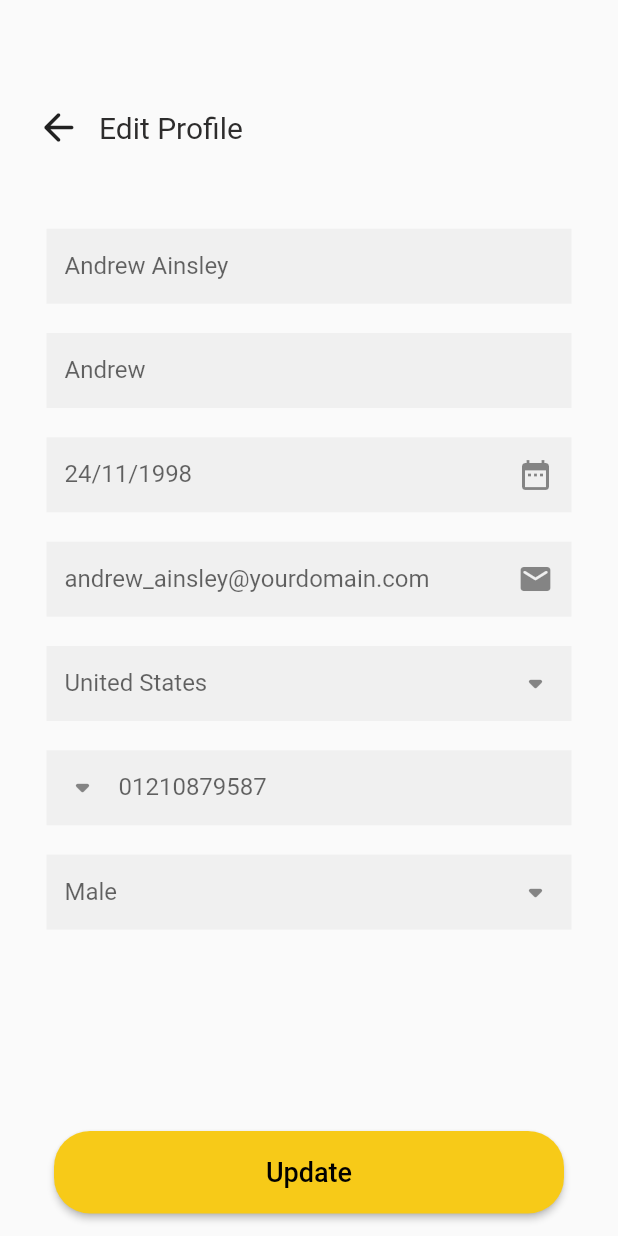
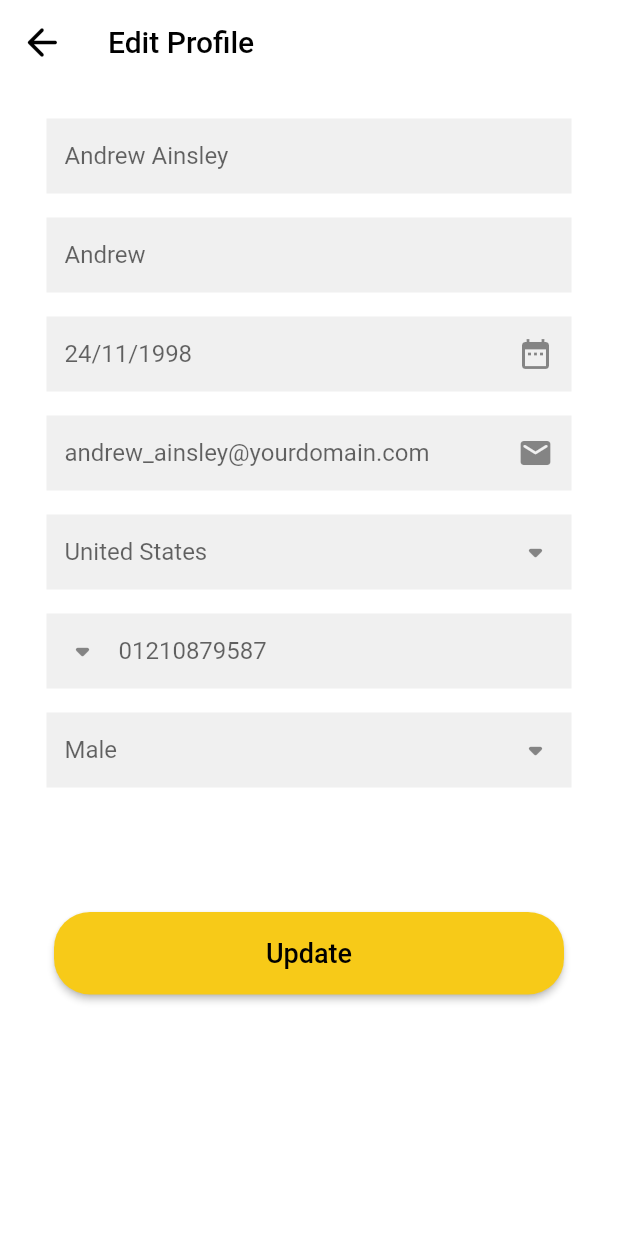
Before and after one commit to Ibrahim72x/hema_is_here, a Flutter app: the screen it shows after launch, on a phone screen of 412 x 824 dp. Run offline on Flutter 3.47's test engine with Material 2 defaults, Android fonts, the phone set to English and light mode, and no system bars; Roboto replaces fonts that are missing (FredokaOne); project files that could hold a hidden picture were left out.

Commit message:
Much better

```diff
--- a/lib/main.dart
+++ b/lib/main.dart
@@ -1,45 +1,39 @@
 import 'package:flutter/material.dart';
 
 void main() {
-  runApp((Spherical()));
+  runApp((EditProfile()));
 }
 
-class Spherical extends StatelessWidget {
-  const Spherical({super.key});
+class EditProfile extends StatelessWidget {
+  const EditProfile({super.key});
   @override
   Widget build(BuildContext context) {
     return MaterialApp(
+        theme: new ThemeData(scaffoldBackgroundColor: Colors.white),
         home: Scaffold(
+            appBar: AppBar(
+              leading: IconButton(
+                onPressed: () {},
+                icon: Icon(
+                    color: Colors.black, size: 30, Icons.arrow_back_rounded),
+              ),
+              title: Text(
+                'Edit Profile',
+                style: TextStyle(color: Colors.black, fontSize: 20),
+              ),
+              elevation: 0.0,
+              backgroundColor: Colors.white,
+            ),
             body: Padding(
               padding: const EdgeInsets.all(15),
-      child: Column( children: [
-          Spacer(
-      flex: 13,
-          ),
+              child: SingleChildScrollView(
+                child: Column(children: [
                   Row(
-      children: [
-        IconButton(
-          onPressed: () {},
-          icon: Icon(size: 30, Icons.arrow_back_rounded),
-        ),
-
-        Padding(
-          padding: const EdgeInsets.only(left: 3),
-          child: Text(
-            "Edit Profile",
-            style: TextStyle(
-                fontSize: 20,
-                color: Color.fromARGB(255, 45, 44, 44),
-                fontFamily: 'FredokaOne'),
-          ),
-        ),
-      ],
-          ),
-          Spacer(
-      flex: 10,
+                    children: [],
                   ),
                   Padding(
-      padding: const EdgeInsets.symmetric(vertical: 8, horizontal: 16),
+                    padding:
+                        const EdgeInsets.symmetric(vertical: 8, horizontal: 16),
                     child: Container(
                       height: 50,
                       color: Color.fromARGB(255, 240, 240, 240),
@@ -53,29 +47,12 @@ class Spherical extends StatelessWidget {
                         onChanged: (value) {
                           print(value);
                         },
-          // Container(
-          //   height: 50,
-          //   color: Color.fromARGB(255, 240, 240, 240),
-          //   child: Row(children: [
-          //     Padding(
-          //       padding: const EdgeInsets.only(left: 8.0),
-          //       child: Text(
-          //         "Full Name",
-          //         style: TextStyle(
-          //             fontSize: 14,
-          //             color: Color.fromARGB(255, 100, 99, 99),
-          //             fontFamily: 'FredokaOne'),
-          //       ),
-          //     )
-          //   ]),
                       ),
                     ),
                   ),
-          Spacer(
-      flex: 1,
-          ),
                   Padding(
-        padding: const EdgeInsets.symmetric(vertical: 8, horizontal: 16),
+                      padding: const EdgeInsets.symmetric(
+                          vertical: 8, horizontal: 16),
                       child: Container(
                           height: 50,
                           color: Color.fromARGB(255, 240, 240, 240),
@@ -86,30 +63,9 @@ class Spherical extends StatelessWidget {
                                   ),
                                   hintText: 'Nickname',
                                   labelText: 'Andrew')))),
-          // Padding(
-          //   padding: const EdgeInsets.symmetric(vertical: 8, horizontal: 16),
-          //   child: Container(
-          //     height: 50,
-          //     color: Color.fromARGB(255, 240, 240, 240),
-          //     child: Row(children: [
-          //       Padding(
-          //         padding: const EdgeInsets.only(left: 8.0),
-          //         child: Text(
-          //           "Nickname",
-          //           style: TextStyle(
-          //               fontSize: 14,
-          //               color: Color.fromARGB(255, 100, 99, 99),
-          //               fontFamily: 'FredokaOne'),
-          //         ),
-          //       )
-          //     ]),
-          //   ),
-          // ),
-          Spacer(
-      flex: 1,
-          ),
                   Padding(
-      padding: const EdgeInsets.symmetric(vertical: 8, horizontal: 16),
+                    padding:
+                        const EdgeInsets.symmetric(vertical: 8, horizontal: 16),
                     child: Container(
                         height: 50,
                         color: Color.fromARGB(255, 240, 240, 240),
@@ -124,11 +80,9 @@ class Spherical extends StatelessWidget {
                               onPressed: () {}, icon: Icon(Icons.date_range)),
                         ))),
                   ),
-          Spacer(
-      flex: 1,
-          ),
                   Padding(
-      padding: const EdgeInsets.symmetric(vertical: 8, horizontal: 16),
+                    padding:
+                        const EdgeInsets.symmetric(vertical: 8, horizontal: 16),
                     child: Container(
                         height: 50,
                         color: Color.fromARGB(255, 240, 240, 240),
@@ -140,15 +94,13 @@ class Spherical extends StatelessWidget {
                           hintText: 'E-mail',
                           labelText: 'andrew_ainsley@yourdomain.com',
                           suffixIcon: IconButton(
-                onPressed: () {}, icon: Icon(Icons.email_rounded)),
+                              onPressed: () {},
+                              icon: Icon(Icons.email_rounded)),
                         ))),
                   ),
-          Spacer(
-      flex: 1,
-          ),
-
                   Padding(
-      padding: const EdgeInsets.symmetric(vertical: 8, horizontal: 16),
+                    padding:
+                        const EdgeInsets.symmetric(vertical: 8, horizontal: 16),
                     child: Container(
                         height: 50,
                         color: Color.fromARGB(255, 240, 240, 240),
@@ -161,14 +113,13 @@ class Spherical extends StatelessWidget {
                           labelText: 'United States',
                           suffixIcon: IconButton(
                               onPressed: () {},
-                icon: Icon(Icons.arrow_drop_down_rounded, size: 30)),
+                              icon: Icon(Icons.arrow_drop_down_rounded,
+                                  size: 30)),
                         ))),
                   ),
-          Spacer(
-      flex: 1,
-          ),
                   Padding(
-      padding: const EdgeInsets.symmetric(vertical: 8, horizontal: 16),
+                    padding:
+                        const EdgeInsets.symmetric(vertical: 8, horizontal: 16),
                     child: Container(
                         height: 50,
                         color: Color.fromARGB(255, 240, 240, 240),
@@ -187,42 +138,9 @@ class Spherical extends StatelessWidget {
                               )),
                         ))),
                   ),
-          // Padding(
-          //   padding: const EdgeInsets.symmetric(vertical: 8, horizontal: 16),
-          //   child: Container(
-          //     height: 50,
-          //     color: Color.fromARGB(255, 240, 240, 240),
-          //     child: Row(children: [
-          //       Padding(
-          //         padding: const EdgeInsets.only(left: 8.0),
-          //         child: Container(
-          //             height: 35,
-          //             width: 35,
-          //             child:
-          //                 Image(image: AssetImage("Images/icons8-egypt-48.svg"))),
-          //       ),
-          //       IconButton(
-          //         onPressed: () {},
-          //         icon: Icon(size: 35, Icons.arrow_drop_down_rounded),
-          //       ),
-          //       Text(
-          //         "Phone Number",
-          //         style: TextStyle(
-          //             fontSize: 14,
-          //             color: Color.fromARGB(255, 100, 99, 99),
-          //             fontFamily: 'FredokaOne'),
-          //       ),
-          //       Spacer(
-          //         flex: 1,
-          //       ),
-          //     ]),
-          //   ),
-          // ),
-          Spacer(
-      flex: 1,
-          ),
                   Padding(
-      padding: const EdgeInsets.symmetric(vertical: 8, horizontal: 16),
+                    padding:
+                        const EdgeInsets.symmetric(vertical: 8, horizontal: 16),
                     child: Container(
                         height: 50,
                         color: Color.fromARGB(255, 240, 240, 240),
@@ -235,37 +153,11 @@ class Spherical extends StatelessWidget {
                           labelText: 'Male',
                           suffixIcon: IconButton(
                               onPressed: () {},
-                icon: Icon(Icons.arrow_drop_down_rounded, size: 30)),
+                              icon: Icon(Icons.arrow_drop_down_rounded,
+                                  size: 30)),
                         ))),
                   ),
-          Spacer(
-      flex: 30,
-          ),
-          // Padding(
-          //   padding: const EdgeInsets.symmetric(vertical: 8, horizontal: 16),
-          //   child: Container(
-          //     decoration: BoxDecoration(
-          //       borderRadius: BorderRadius.circular(35),
-          //       color: Color(0xFFFEBB1B),
-          //     ),
-          //     height: 50,
-          //     child:
-          //         Row(mainAxisAlignment: MainAxisAlignment.center, children: [
-          //       ElevatedButton(
-          //           onPressed: () {},
-          //           child: Text(
-          //               "Update",
-          //               style: TextStyle(
-          //                   fontSize: 15,
-          //                   color: Color.fromARGB(255, 47, 46, 46),
-          //                   fontFamily: 'FredokaOne'),
-          //             ),
-          //           )
-          //     ]),
-          //   ),
-          // ),
-
-          SizedBox(height: 20.0),
+                  SizedBox(height: 75.0),
                   MaterialButton(
                     height: 55,
                     minWidth: 340,
@@ -282,6 +174,7 @@ class Spherical extends StatelessWidget {
                     color: Color(0xFFF7CA18),
                   )
                 ]),
+              ),
             )));
   }
 }
```
Lines whose indentation alone changed are shown as unchanged.
